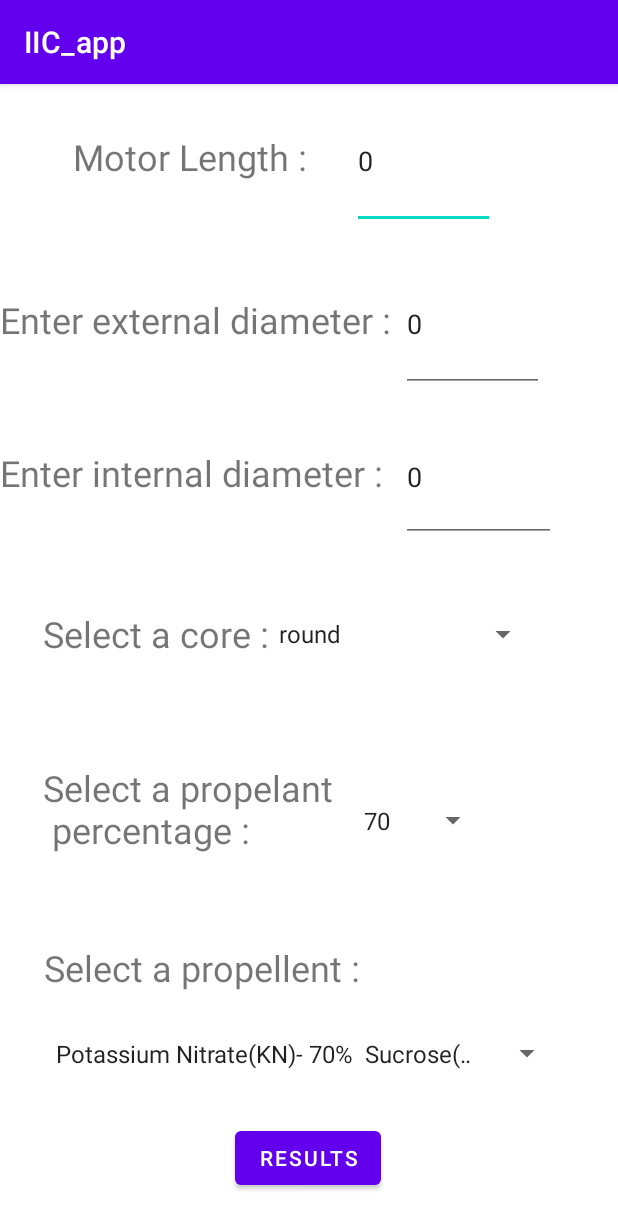
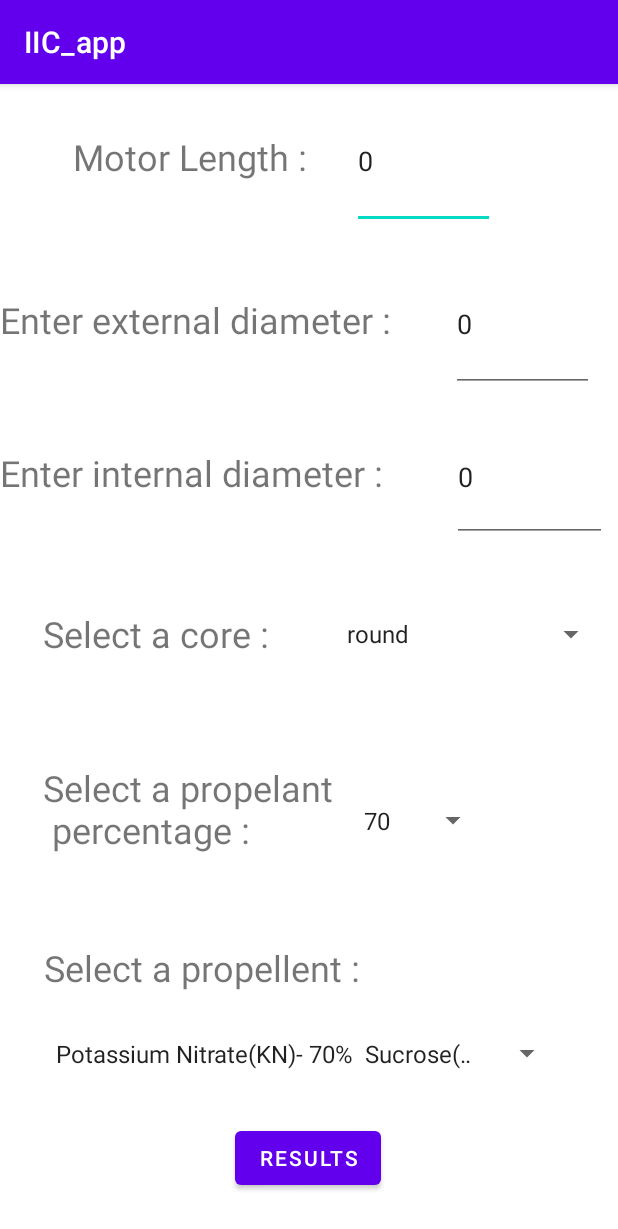
Before and after one commit to SySagar/IIC_app, an Android app: the screen it shows after launch (MainActivity), on a phone screen of 412 x 824 dp. Shown: the top 1229 px of the screen. Run offline under Robolectric (Android 15) with nearby library versions, the phone set to English and light mode, and no system bars.

Commit message:
changed gui

```diff
--- a/app/src/main/res/layout/activity_main.xml
+++ b/app/src/main/res/layout/activity_main.xml
@@ -85,7 +85,7 @@
         android:layout_height="85dp"
         app:layout_constraintBottom_toBottomOf="parent"
         app:layout_constraintEnd_toEndOf="parent"
-        app:layout_constraintHorizontal_bias="0.773"
+        app:layout_constraintHorizontal_bias="0.969"
         app:layout_constraintStart_toStartOf="parent"
         app:layout_constraintTop_toTopOf="parent"
         app:layout_constraintVertical_bias="0.475"
@@ -115,8 +115,7 @@
         app:layout_constraintHorizontal_bias="0.74"
         app:layout_constraintStart_toStartOf="parent"
         app:layout_constraintTop_toTopOf="parent"
-        app:layout_constraintVertical_bias="0.01"
-        tools:ignore="SpeakableTextPresentCheck" />
+        app:layout_constraintVertical_bias="0.01" />
 
     <EditText
         android:id="@+id/editTextDate2"
@@ -126,7 +125,7 @@
         android:inputType="date"
         app:layout_constraintBottom_toBottomOf="parent"
         app:layout_constraintEnd_toEndOf="parent"
-        app:layout_constraintHorizontal_bias="0.844"
+        app:layout_constraintHorizontal_bias="0.949"
         app:layout_constraintStart_toStartOf="parent"
         app:layout_constraintTop_toTopOf="parent"
         app:layout_constraintVertical_bias="0.17"
@@ -163,7 +162,7 @@
         android:inputType="date"
         app:layout_constraintBottom_toBottomOf="parent"
         app:layout_constraintEnd_toEndOf="parent"
-        app:layout_constraintHorizontal_bias="0.866"
+        app:layout_constraintHorizontal_bias="0.977"
         app:layout_constraintStart_toStartOf="parent"
         app:layout_constraintTop_toTopOf="parent"
         app:layout_constraintVertical_bias="0.322"
```
